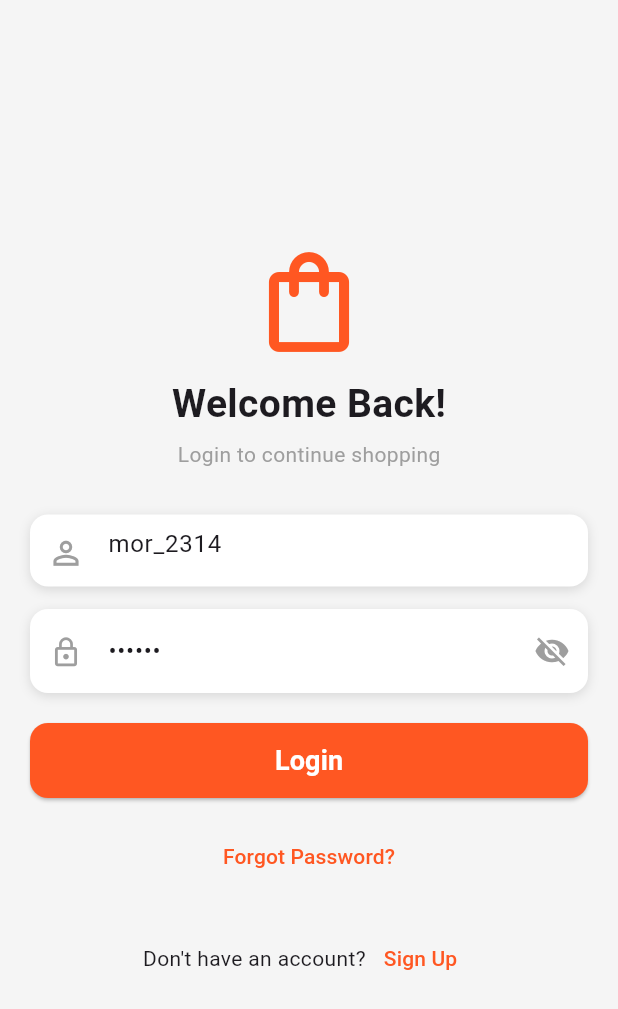
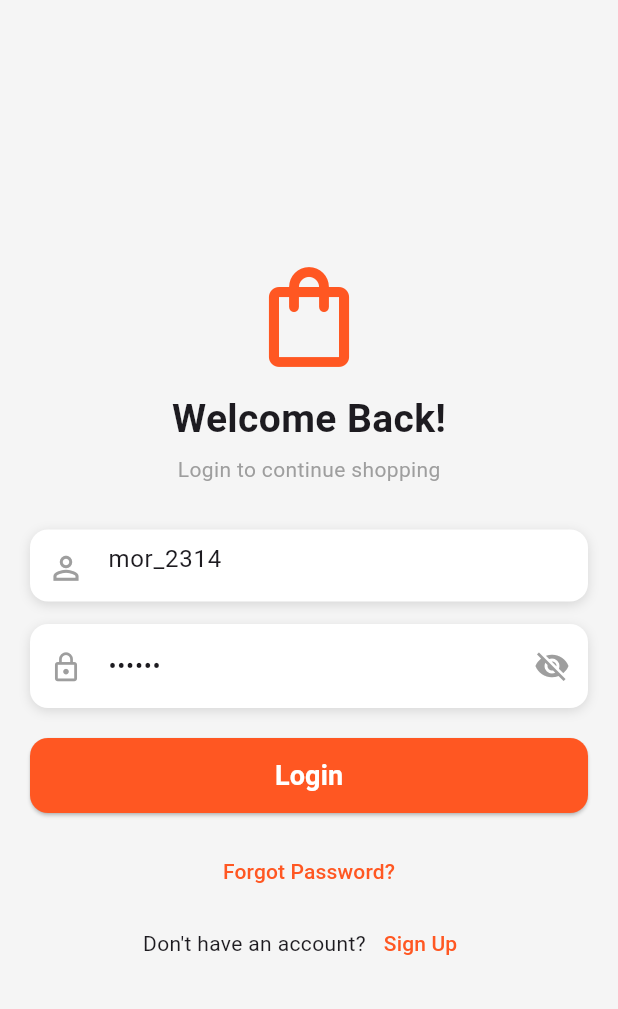
Before and after one commit to amayavijayan21/e_commerce_app21, a Flutter app: the screen it shows after launch, on a phone screen of 412 x 824 dp. Shown: the top 1009 px of the screen. Run offline on Flutter 3.47's test engine with Material 3 defaults, Android fonts, the phone set to English and light mode, and no system bars; our stand-ins replace flutter_rating_bar, get, shimmer.

Commit message:
refactor: clean up ApiService by removing commented-out login method and standardizing baseUrl string

```diff
--- a/lib/views/login_page.dart
+++ b/lib/views/login_page.dart
@@ -150,7 +150,6 @@ class LoginPage extends StatelessWidget {
                               style: TextStyle(color: Colors.deepOrange)),
                         ),
 
-                        const SizedBox(height: 20),
 
                         // Signup link
                         Row(
```
Also changed, not shown: lib/services/api_service.dart (+3 -30 lines).
